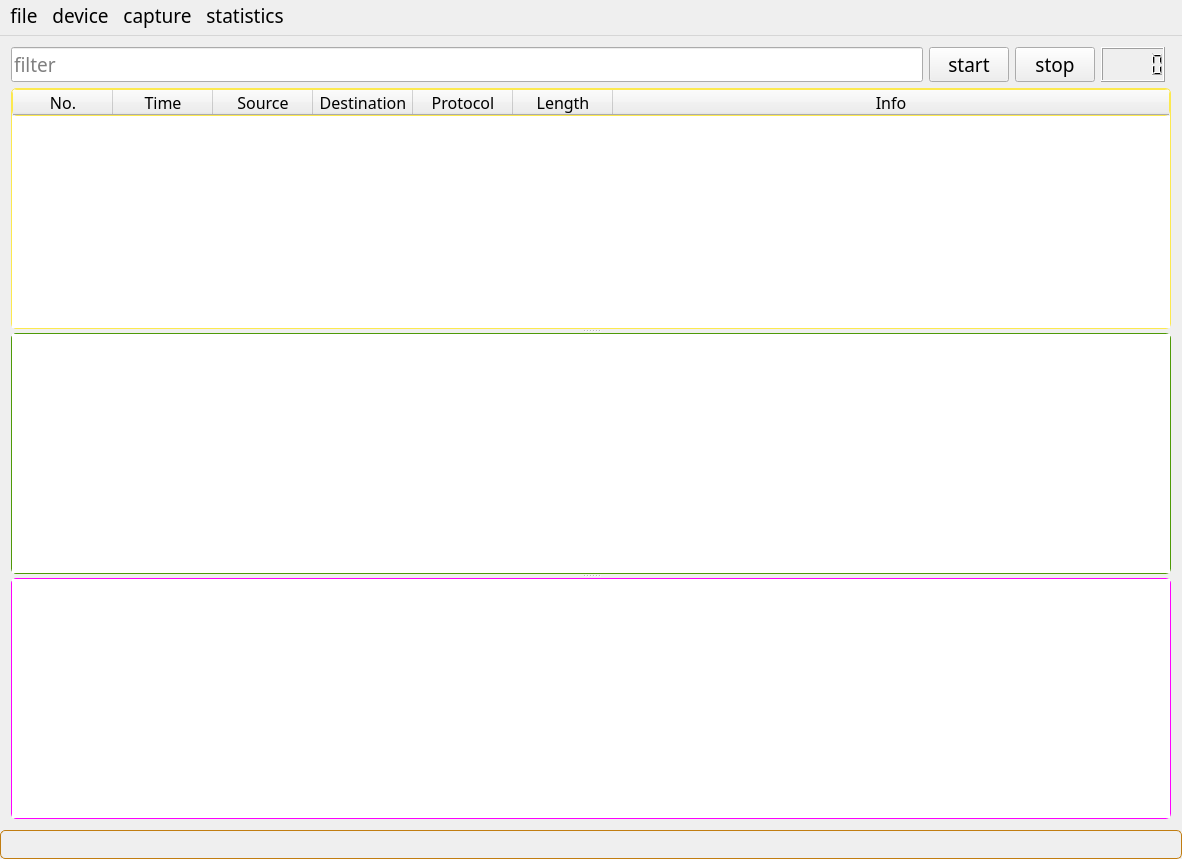
Above: mainwindow.ui from yanghaku/sniffer-libpcap- before the change. Below: the same form after it.
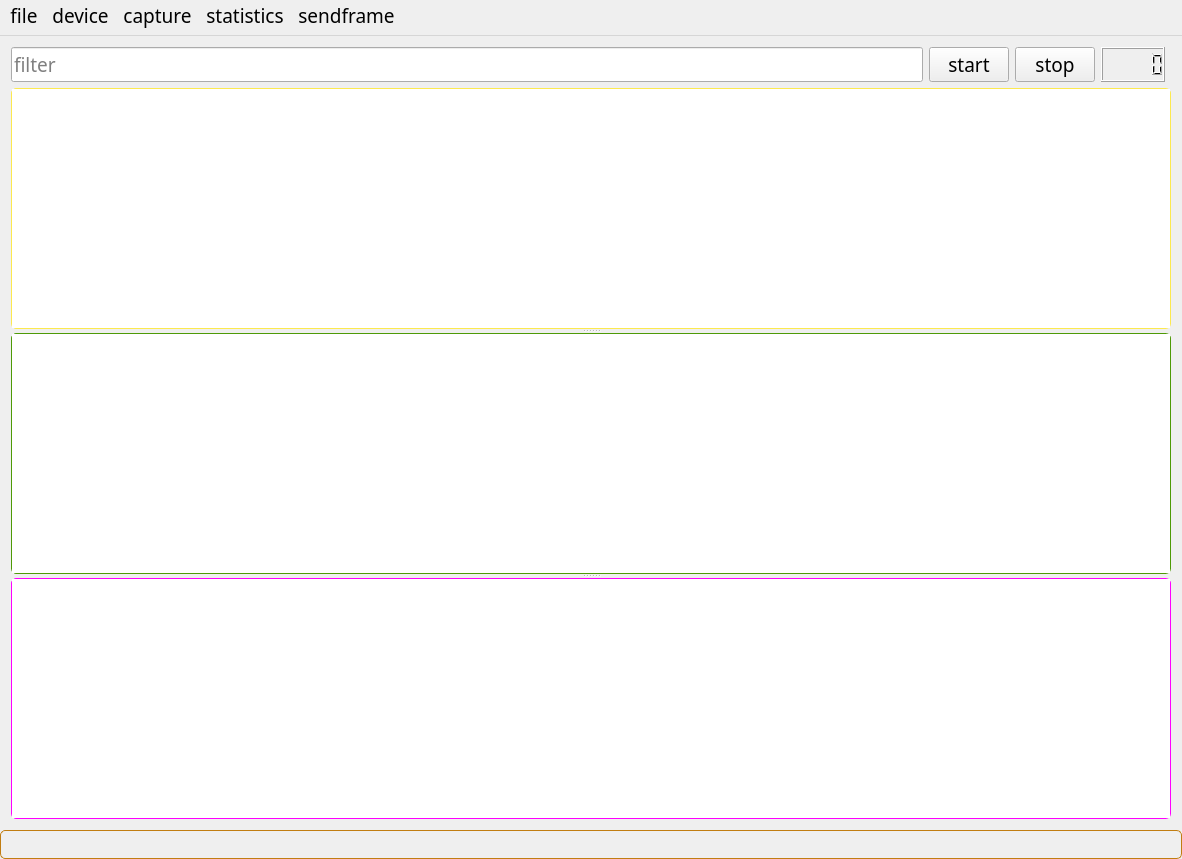
That is the form after the change.

Patch:
```diff
--- a/mainwindow.ui
+++ b/mainwindow.ui
@@ -62,7 +62,7 @@
         <bool>true</bool>
        </property>
        <attribute name="horizontalHeaderVisible">
-        <bool>true</bool>
+        <bool>false</bool>
        </attribute>
        <attribute name="horizontalHeaderShowSortIndicator" stdset="0">
         <bool>true</bool>
@@ -233,10 +233,17 @@
     <addaction name="actiondisplay_statistics"/>
     <addaction name="actionreset"/>
    </widget>
+   <widget class="QMenu" name="menusendframe">
+    <property name="title">
+     <string>sendframe</string>
+    </property>
+    <addaction name="actionCreate"/>
+   </widget>
    <addaction name="menufile"/>
    <addaction name="menudevice"/>
    <addaction name="menupacket"/>
    <addaction name="menustatistics"/>
+   <addaction name="menusendframe"/>
   </widget>
   <widget class="QStatusBar" name="statusBar">
    <property name="font">
```
Left out of the diff: 10 changed lines with no effect on the pictures.
